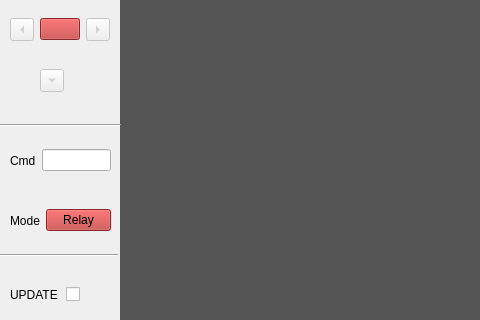
Qt form pyqt/ui_file.ui (SarathM1/OpenCV2) before a commit; both pictures show x 0 to 480 and y 195 to 515 of the 1071 by 664 pixel window.
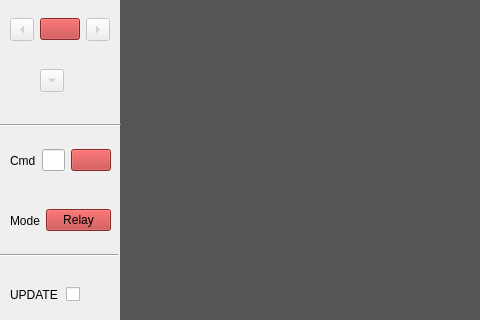
The same form after that commit.

Commit message: Added new widgets for socket

```diff
--- a/pyqt/ui_file.ui
+++ b/pyqt/ui_file.ui
@@ -176,6 +176,16 @@
        </property>
       </widget>
      </item>
+     <item>
+      <widget class="QPushButton" name="echo">
+       <property name="styleSheet">
+        <string notr="true">background-color :rgb(190, 56, 56) ; </string>
+       </property>
+       <property name="text">
+        <string/>
+       </property>
+      </widget>
+     </item>
     </layout>
    </widget>
    <widget class="QWidget" name="horizontalLayoutWidget_2">
```
Left out of the diff: 2 changed lines with no effect on the pictures. The commit also changes 1 other file.
